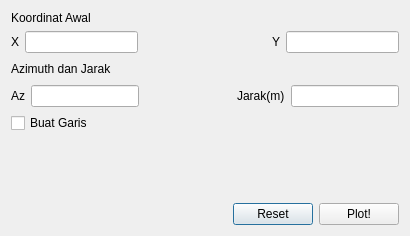
First picture: the form in sudut_jarak_dialog_base.ui, repository sandynagara/PluginQGIS-Plotting-Jarak-Azimuth, before the edit.
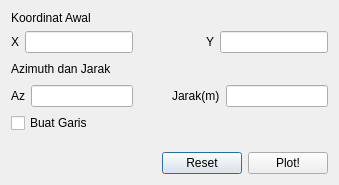
Second picture: the form after the edit.

Commit message: Pemberian dialog tabel titik ketika user melakukan plotting

```diff
--- a/sudut_jarak_dialog_base.ui
+++ b/sudut_jarak_dialog_base.ui
@@ -6,126 +6,17 @@
    <rect>
     <x>0</x>
     <y>0</y>
-    <width>410</width>
-    <height>236</height>
+    <width>339</width>
+    <height>185</height>
    </rect>
   </property>
   <property name="windowTitle">
    <string>Sudut dan Jarak</string>
   </property>
   <layout class="QGridLayout" name="gridLayout_2">
-   <item row="3" column="1" colspan="2">
-    <layout class="QHBoxLayout" name="horizontalLayout_6">
+   <item row="4" column="1" rowspan="2">
+    <layout class="QVBoxLayout" name="verticalLayout_2">
      <item>
-      <layout class="QHBoxLayout" name="horizontalLayout_5">
-       <item>
-        <widget class="QLabel" name="label_6">
-         <property name="text">
-          <string>Az</string>
-         </property>
-        </widget>
-       </item>
-       <item>
-        <widget class="QLineEdit" name="input_az"/>
-       </item>
-      </layout>
-     </item>
-     <item>
-      <spacer name="horizontalSpacer_2">
-       <property name="orientation">
-        <enum>Qt::Horizontal</enum>
-       </property>
-       <property name="sizeHint" stdset="0">
-        <size>
-         <width>40</width>
-         <height>20</height>
-        </size>
-       </property>
-      </spacer>
-     </item>
-     <item>
-      <layout class="QHBoxLayout" name="horizontalLayout_7">
-       <item>
-        <widget class="QLabel" name="label_7">
-         <property name="text">
-          <string>Jarak(m)</string>
-         </property>
-        </widget>
-       </item>
-       <item>
-        <widget class="QLineEdit" name="input_jarak"/>
-       </item>
-      </layout>
-     </item>
-    </layout>
-   </item>
-   <item row="6" column="1" colspan="2">
-    <layout class="QVBoxLayout" name="verticalLayout">
-     <item>
-      <layout class="QHBoxLayout" name="horizontalLayout_9">
-       <item>
-        <spacer name="horizontalSpacer_4">
-         <property name="orientation">
-          <enum>Qt::Horizontal</enum>
-         </property>
-         <property name="sizeHint" stdset="0">
-          <size>
-           <width>40</width>
-           <height>20</height>
-          </size>
-         </property>
-        </spacer>
-       </item>
-       <item>
-        <widget class="QPushButton" name="reset">
-         <property name="text">
-          <string>Reset</string>
-         </property>
-        </widget>
-       </item>
-       <item>
-        <widget class="QPushButton" name="plot">
-         <property name="text">
-          <string>Plot!</string>
-         </property>
-        </widget>
-       </item>
-      </layout>
-     </item>
-    </layout>
-   </item>
-   <item row="2" column="1" colspan="2">
-    <layout class="QHBoxLayout" name="horizontalLayout_8">
-     <item>
-      <widget class="QLabel" name="label_5">
-       <property name="text">
-        <string>Azimuth dan Jarak</string>
-       </property>
-      </widget>
-     </item>
-     <item>
-      <spacer name="horizontalSpacer_3">
-       <property name="orientation">
-        <enum>Qt::Horizontal</enum>
-       </property>
-       <property name="sizeHint" stdset="0">
-        <size>
-         <width>40</width>
-         <height>20</height>
-        </size>
-       </property>
-      </spacer>
-     </item>
-    </layout>
-   </item>
-   <item row="4" column="1">
-    <widget class="QCheckBox" name="check_garis">
-     <property name="text">
-      <string>Buat Garis</string>
-     </property>
-    </widget>
-   </item>
-   <item row="0" column="1" rowspan="2" colspan="2">
     <layout class="QHBoxLayout" name="horizontalLayout_4">
      <item>
       <layout class="QVBoxLayout" name="verticalLayout_3">
@@ -181,11 +72,83 @@
          </item>
         </layout>
        </item>
-      </layout>
-     </item>
-    </layout>
-   </item>
-   <item row="5" column="1">
+         <item>
+          <layout class="QHBoxLayout" name="horizontalLayout_8">
+           <item>
+            <widget class="QLabel" name="label_5">
+             <property name="text">
+              <string>Azimuth dan Jarak</string>
+             </property>
+            </widget>
+           </item>
+           <item>
+            <spacer name="horizontalSpacer_3">
+             <property name="orientation">
+              <enum>Qt::Horizontal</enum>
+             </property>
+             <property name="sizeHint" stdset="0">
+              <size>
+               <width>40</width>
+               <height>20</height>
+              </size>
+             </property>
+            </spacer>
+           </item>
+          </layout>
+         </item>
+         <item>
+          <layout class="QHBoxLayout" name="horizontalLayout_6">
+           <item>
+            <layout class="QHBoxLayout" name="horizontalLayout_5">
+             <item>
+              <widget class="QLabel" name="label_6">
+               <property name="text">
+                <string>Az</string>
+               </property>
+              </widget>
+             </item>
+             <item>
+              <widget class="QLineEdit" name="input_az"/>
+             </item>
+            </layout>
+           </item>
+           <item>
+            <spacer name="horizontalSpacer_2">
+             <property name="orientation">
+              <enum>Qt::Horizontal</enum>
+             </property>
+             <property name="sizeHint" stdset="0">
+              <size>
+               <width>40</width>
+               <height>20</height>
+              </size>
+             </property>
+            </spacer>
+           </item>
+           <item>
+            <layout class="QHBoxLayout" name="horizontalLayout_7">
+             <item>
+              <widget class="QLabel" name="label_7">
+               <property name="text">
+                <string>Jarak(m)</string>
+               </property>
+              </widget>
+             </item>
+             <item>
+              <widget class="QLineEdit" name="input_jarak"/>
+             </item>
+            </layout>
+           </item>
+          </layout>
+         </item>
+         <item>
+          <widget class="QCheckBox" name="check_garis">
+           <property name="text">
+            <string>Buat Garis</string>
+           </property>
+          </widget>
+         </item>
+         <item>
     <spacer name="verticalSpacer">
      <property name="orientation">
       <enum>Qt::Vertical</enum>
@@ -197,6 +160,43 @@
       </size>
      </property>
     </spacer>
+         </item>
+         <item>
+          <layout class="QHBoxLayout" name="horizontalLayout_9">
+           <item>
+            <spacer name="horizontalSpacer_4">
+             <property name="orientation">
+              <enum>Qt::Horizontal</enum>
+             </property>
+             <property name="sizeHint" stdset="0">
+              <size>
+               <width>40</width>
+               <height>20</height>
+              </size>
+             </property>
+            </spacer>
+           </item>
+           <item>
+            <widget class="QPushButton" name="reset">
+             <property name="text">
+              <string>Reset</string>
+             </property>
+            </widget>
+           </item>
+           <item>
+            <widget class="QPushButton" name="plot">
+             <property name="text">
+              <string>Plot!</string>
+             </property>
+            </widget>
+           </item>
+          </layout>
+         </item>
+        </layout>
+       </item>
+      </layout>
+     </item>
+    </layout>
    </item>
   </layout>
  </widget>
```
Lines whose indentation alone changed are shown as unchanged. The commit also changes 3 other files.
